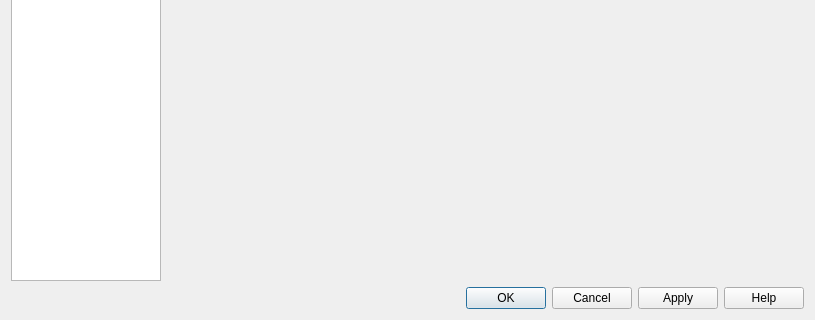
The window that src/ui/mesh/qgsmeshlayerpropertiesbase.ui (PeterPetrik/QGIS) describes before a commit, drawn with Qt 5; both pictures show x 0 to 815 and y 457 to 777 of the 815 by 777 pixel window.
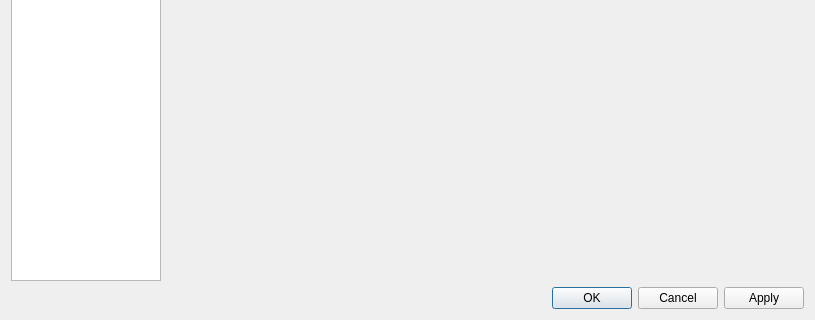
The same window after the commit. The open tabs and pages were chosen to show the change. Icons and pictures are not drawn. Custom widgets are drawn as their Qt base class.

```diff
--- a/src/ui/mesh/qgsmeshlayerpropertiesbase.ui
+++ b/src/ui/mesh/qgsmeshlayerpropertiesbase.ui
@@ -377,7 +377,7 @@
          <enum>Qt::Horizontal</enum>
         </property>
         <property name="standardButtons">
-         <set>QDialogButtonBox::Apply|QDialogButtonBox::Cancel|QDialogButtonBox::Help|QDialogButtonBox::Ok</set>
+         <set>QDialogButtonBox::Apply|QDialogButtonBox::Cancel|QDialogButtonBox::Ok</set>
         </property>
        </widget>
       </item>
```
Left out of the diff: 8 changed lines with no effect on the pictures.
